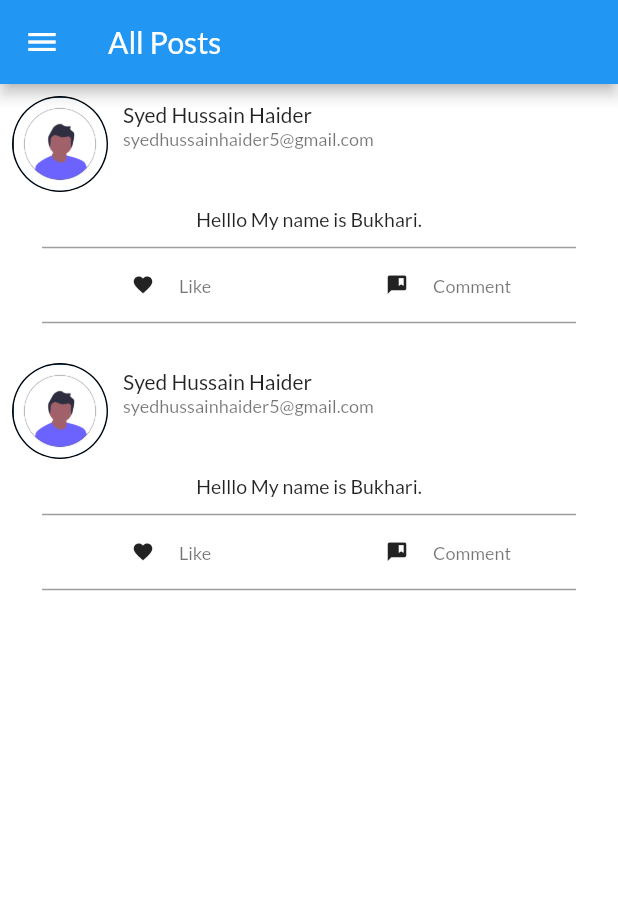
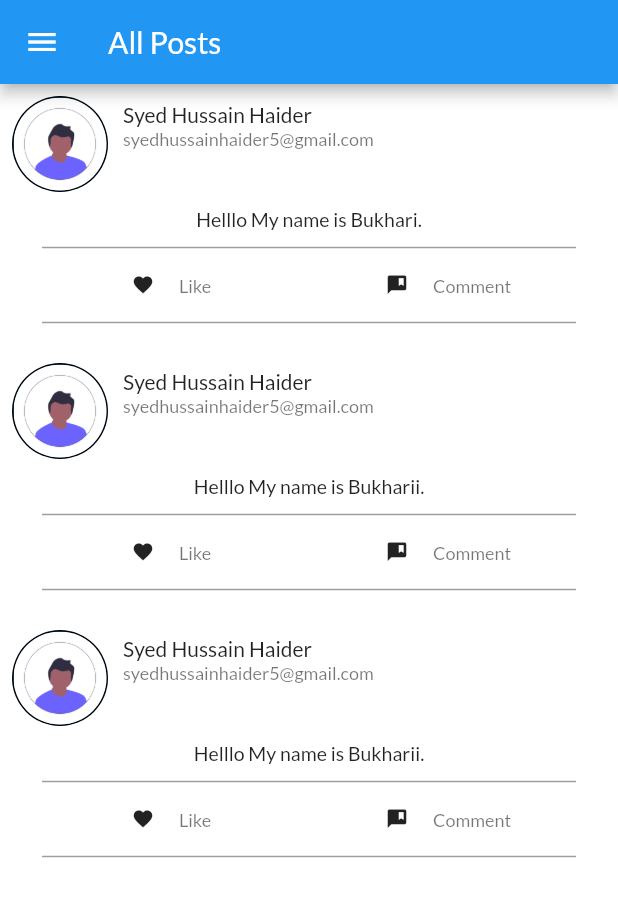
Before and after one commit to SyedHussainHaider5/ElectrowayFeedback, a Flutter app: the screen it shows after launch, on a phone screen of 412 x 824 dp. Shown: the top 897 px of the screen. Run offline on Flutter 3.47's test engine with Material 2 defaults, Android fonts, the phone set to English and light mode, and no system bars; drawn by our look-alikes of expandable; our stand-ins replace google_fonts; missing offline and left inert: dart:ffi.

```diff
--- a/lib/pages/feed_page.dart
+++ b/lib/pages/feed_page.dart
@@ -15,7 +15,12 @@ class feed_Page extends StatelessWidget {
     [
       "Syed Hussain Haider Bukhari",
       "syedhussainhaider5@gmail.com",
-      "Helllo My name is Bukhari."
+      "Helllo My name is Bukharii."
+    ],
+    [
+      "Syed Hussain Haider Bukhari",
+      "syedhussainhaider5@gmail.com",
+      "Helllo My name is Bukharii."
     ]
   ];
 
```
